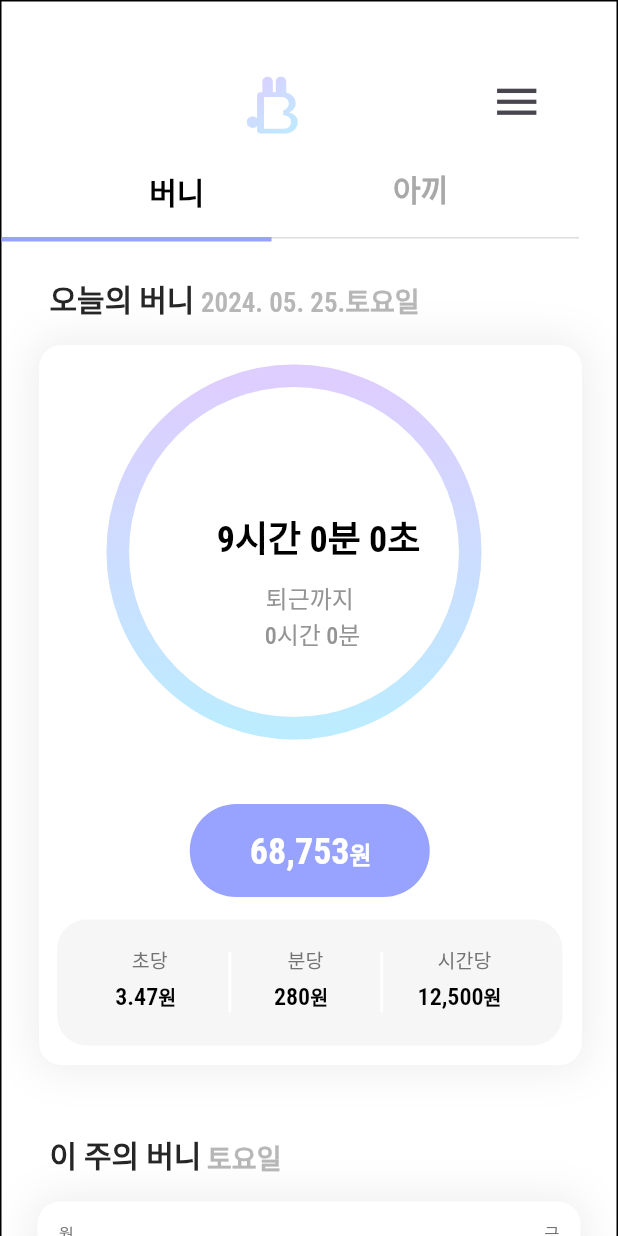
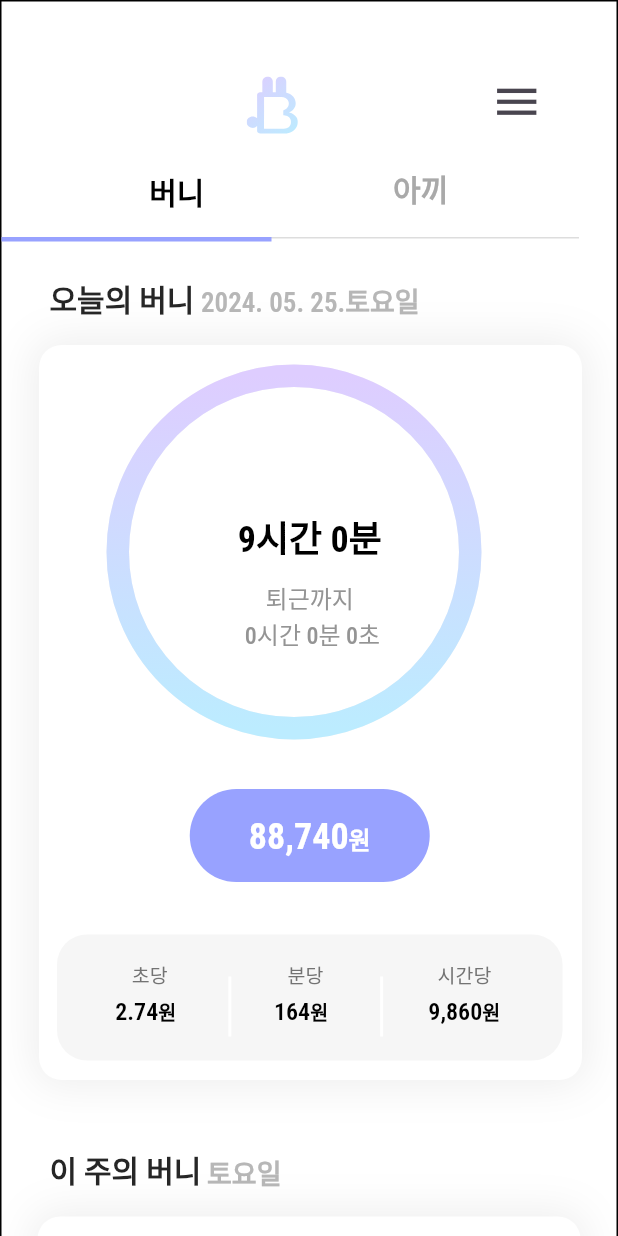
Before and after one commit to Bunny-side-project/bunny, a Flutter app: the Bunny widget shown alone on an empty page, opened directly, on a phone screen of 412 x 824 dp. Run offline on Flutter 3.47's test engine with Material 3 defaults, Android fonts, the phone set to English and light mode, and no system bars; our stand-ins replace flutter_svg, google_fonts.

Commit message:
docs: Bunny 페이지 시간당 금액 count 연동

```diff
--- a/lib/pages/bunny.dart
+++ b/lib/pages/bunny.dart
@@ -33,6 +33,7 @@ class _bunnyPageWidgetState extends State<Bunny> {
   double percentage = 0; // 타이머 위젯
   Duration elapsedTime = Duration.zero; // 경과된 시간
   Duration remainingTime = Duration(hours: 9); // 남은 시간 (오후 6시까지)
+  double hourlyWage = 9860; //시간당 급여
 
   @override
   void initState() {
@@ -48,20 +49,17 @@ class _bunnyPageWidgetState extends State<Bunny> {
     _updateTime();
     _timer = Timer.periodic(Duration(seconds: 1), (Timer t) => _updateTime());
 
-    // 1초마다 percentage를 1씩 증가시키는 타이머를 시작합니다.
+    // 1초마다 percentage를 1씩 증가시키는 타이머
     Timer.periodic(Duration(seconds: 1), (timer) {
       setState(() {
         if (percentage <= 100) {
           percentage += 100 / 3600;
         } else {
-          // 만약 percentage가 100 이상이라면 타이머를 멈춥니다.
           timer.cancel();
         }
       });
     });
   }
-
-
 
   @override
   void dispose() {
@@ -71,9 +69,12 @@ class _bunnyPageWidgetState extends State<Bunny> {
   }
 
   void _updateTime() {
-    final DateTime now = DateTime.now().toUtc().add(Duration(hours: 9)); //힌국시간으로 변환
-    final DateTime startTime = DateTime(now.year, now.month, now.day, 9); //시작 9시
-    final DateTime endTime = DateTime(now.year, now.month, now.day, 18); //종료 18시
+    final DateTime now =
+        DateTime.now().toUtc().add(Duration(hours: 9)); //힌국시간으로 변환
+    final DateTime startTime =
+        DateTime(now.year, now.month, now.day, 9); //시작 9시
+    final DateTime endTime =
+        DateTime(now.year, now.month, now.day, 18); //종료 18시
 
     if (now.isBefore(startTime)) {
       elapsedTime = Duration.zero;
@@ -86,7 +87,9 @@ class _bunnyPageWidgetState extends State<Bunny> {
     } else {
       elapsedTime = now.difference(startTime);
       remainingTime = endTime.difference(now);
-      percentage = (elapsedTime.inSeconds / endTime.difference(startTime).inSeconds) * 100;
+      percentage =
+          (elapsedTime.inSeconds / endTime.difference(startTime).inSeconds) *
+              100;
     }
 
     setState(() {
@@ -153,8 +156,8 @@ class _bunnyPageWidgetState extends State<Bunny> {
               ),
               Row(
                   // 아이콘 추가
-                  mainAxisAlignment: MainAxisAlignment.center, // 가운데 정렬
-                  mainAxisSize: MainAxisSize.min, // 최소 크기 설정
+                  mainAxisAlignment: MainAxisAlignment.center,
+                  mainAxisSize: MainAxisSize.min,
                   children: [
                     Container(
                       margin: EdgeInsets.fromLTRB(163, 31, 0, 0),
@@ -325,30 +328,27 @@ class _bunnyPageWidgetState extends State<Bunny> {
                     Container(
                       padding: EdgeInsets.fromLTRB(45, 13, 13, 0),
                       child: CustomPaint(
-                        // CustomPaint를 그리고 이 안에 차트를 그려줍니다..
-                        size: Size(
-                            250, 250), // CustomPaint의 크기는 가로 세로 150, 150으로 합니다.
+                        size: Size(250, 250),
                         painter: PieChart(
-                            percentage: percentage
-                                .toInt(), // 파이 차트가 얼마나 칠해져 있는지 정하는 변수입니다.
-                            textScaleFactor: 1.0, // 파이 차트에 들어갈 텍스트 크기를 정합니다.
+                            percentage: percentage.toInt(),
+                            textScaleFactor: 1.0,
                             textColor: Colors.blueGrey),
                       ),
                     ),
                     Container(
                       padding: EdgeInsets.fromLTRB(12, 110, 13, 13),
                       child: Column(
-                        mainAxisAlignment: MainAxisAlignment.start,
+                        mainAxisAlignment: MainAxisAlignment.center,
                         crossAxisAlignment: CrossAxisAlignment.center,
                         children: [
                           Container(
                             margin: EdgeInsets.fromLTRB(0, 0, 0, 92),
                             child: Column(
-                              mainAxisAlignment: MainAxisAlignment.start,
-                              crossAxisAlignment: CrossAxisAlignment.end,
+                              mainAxisAlignment: MainAxisAlignment.center,
+                              crossAxisAlignment: CrossAxisAlignment.center,
                               children: [
                                 Container(
-                                  margin: EdgeInsets.fromLTRB(0, 0, 10, 10),
+                                  margin: EdgeInsets.fromLTRB(0, 0, 0, 10),
                                   child: DefaultTextStyle(
                                       style: GoogleFonts.getFont(
                                         'Roboto Condensed',
@@ -357,8 +357,8 @@ class _bunnyPageWidgetState extends State<Bunny> {
                                         color: Color(0xFF000000),
                                       ),
                                       child: Text(
-                                         '${elapsedTime.inHours}시간 ${elapsedTime.inMinutes.remainder(60)}분 ${elapsedTime.inSeconds.remainder(60)}초',
-                                        // '5시간 30분', // 이 부분 실시간 변수로 바꿔야 함
+                                        // '${elapsedTime.inHours}시간 ${elapsedTime.inMinutes.remainder(60)}분 ${elapsedTime.inSeconds.remainder(60)}초',
+                                        '${elapsedTime.inHours}시간 ${elapsedTime.inMinutes.remainder(60)}분'
                                       )),
                                 ),
                                 Container(
@@ -372,26 +372,27 @@ class _bunnyPageWidgetState extends State<Bunny> {
                                         color: Color(0xFF949494),
                                       ),
                                       child: Text(
-                                         '퇴근까지 \n ${remainingTime.inHours}시간 ${remainingTime.inMinutes.remainder(60)}분',
-                                        // '퇴근까지 4시간 30분', // 퇴근까지 4시간 30분 => 시간 부분 변수로 추가해야 함
+                                        '퇴근까지 \n ${remainingTime.inHours}시간 ${remainingTime.inMinutes.remainder(60)}분 ${remainingTime.inSeconds.remainder(60)}초',
                                       )),
                                 ),
                               ],
                             ),
                           ),
                           Container(
-                            margin: EdgeInsets.fromLTRB(0, 10, 0, 15),
+                            margin: EdgeInsets.fromLTRB(0, 0, 0, 35),
                             child: Container(
+                              width: 160,
+                              alignment: Alignment.center,
                               decoration: BoxDecoration(
                                 color: Color(0xFF98A2FF),
                                 borderRadius: BorderRadius.circular(50),
                               ),
                               child: Container(
-                                width: 160,
-                                padding: EdgeInsets.fromLTRB(40, 18, 12.8, 16),
+                                padding: EdgeInsets.fromLTRB(0, 18, 0, 16),
                                 child: RichText(
                                   text: TextSpan(
-                                    text: '68,753',
+                                    text:
+                                        '${NumberFormat('#,###').format((elapsedTime.inMinutes * hourlyWage / 60).toInt())}',
                                     style: GoogleFonts.getFont(
                                       'Roboto Condensed',
                                       fontWeight: FontWeight.w700,
@@ -422,15 +423,16 @@ class _bunnyPageWidgetState extends State<Bunny> {
                             child: Container(
                               padding: EdgeInsets.fromLTRB(24, 10, 25.4, 10),
                               child: Row(
-                                mainAxisAlignment: MainAxisAlignment.start,
-                                crossAxisAlignment: CrossAxisAlignment.start,
+                                mainAxisAlignment:
+                                    MainAxisAlignment.spaceBetween,
+                                crossAxisAlignment: CrossAxisAlignment.center,
                                 children: [
                                   Expanded(
                                     child: Container(
                                       margin: EdgeInsets.fromLTRB(0, 7, 20, 13),
                                       child: Column(
                                         mainAxisAlignment:
-                                            MainAxisAlignment.start,
+                                            MainAxisAlignment.center,
                                         crossAxisAlignment:
                                             CrossAxisAlignment.center,
                                         children: [
@@ -448,7 +450,8 @@ class _bunnyPageWidgetState extends State<Bunny> {
                                           ),
                                           RichText(
                                             text: TextSpan(
-                                              text: '3.47',
+                                               //text: '${NumberFormat('#,###').format((elapsedTime.inSeconds < 60 ? 0 : hourlyWage).toInt())}',
+                                              text:'${(hourlyWage / 3600).toStringAsFixed(2)}',
                                               style: GoogleFonts.getFont(
                                                 'Roboto Condensed',
                                                 fontWeight: FontWeight.w600,
@@ -502,7 +505,8 @@ class _bunnyPageWidgetState extends State<Bunny> {
                                           ),
                                           RichText(
                                             text: TextSpan(
-                                              text: '280',
+                                               //text: '${NumberFormat('#,###').format((elapsedTime.inMinutes > 0 ? hourlyWage * elapsedTime.inMinutes / 60 : 0).toInt())}',
+                                              text:'${NumberFormat('#,###').format((hourlyWage / 60).toInt())}',
                                               style: GoogleFonts.getFont(
                                                 'Roboto Condensed',
                                                 fontWeight: FontWeight.w600,
@@ -537,7 +541,7 @@ class _bunnyPageWidgetState extends State<Bunny> {
                                       margin: EdgeInsets.fromLTRB(0, 7, 0, 13),
                                       child: Column(
                                         mainAxisAlignment:
-                                            MainAxisAlignment.start,
+                                            MainAxisAlignment.center,
                                         crossAxisAlignment:
                                             CrossAxisAlignment.center,
                                         children: [
@@ -554,9 +558,13 @@ class _bunnyPageWidgetState extends State<Bunny> {
                                               child: Text('시간당'),
                                             ),
                                           ),
-                                          RichText(
+                                          Center(
+                                              child: Container(
+                                            padding: EdgeInsets.only(left: 10),
+                                            child: RichText(
                                               text: TextSpan(
-                                              text: ' 12,500',
+                                                 //text:'${NumberFormat('#,###').format((elapsedTime.inHours > 0 ? hourlyWage * elapsedTime.inHours : hourlyWage).toInt())}',
+                                                text: '${NumberFormat('#,###').format(hourlyWage.toInt())}',
                                                 style: GoogleFonts.getFont(
                                                   'Roboto Condensed',
                                                   fontWeight: FontWeight.w600,
@@ -568,7 +576,8 @@ class _bunnyPageWidgetState extends State<Bunny> {
                                                     text: '원',
                                                     style: GoogleFonts.getFont(
                                                       'Roboto Condensed',
-                                                    fontWeight: FontWeight.w600,
+                                                      fontWeight:
+                                                          FontWeight.w600,
                                                       fontSize: 13,
                                                       height: 1.3,
                                                     ),
@@ -576,6 +585,7 @@ class _bunnyPageWidgetState extends State<Bunny> {
                                                 ],
                                               ),
                                             ),
+                                          ))
                                         ],
                                       ),
                                     ),
```
Lines whose indentation alone changed are shown as unchanged.
